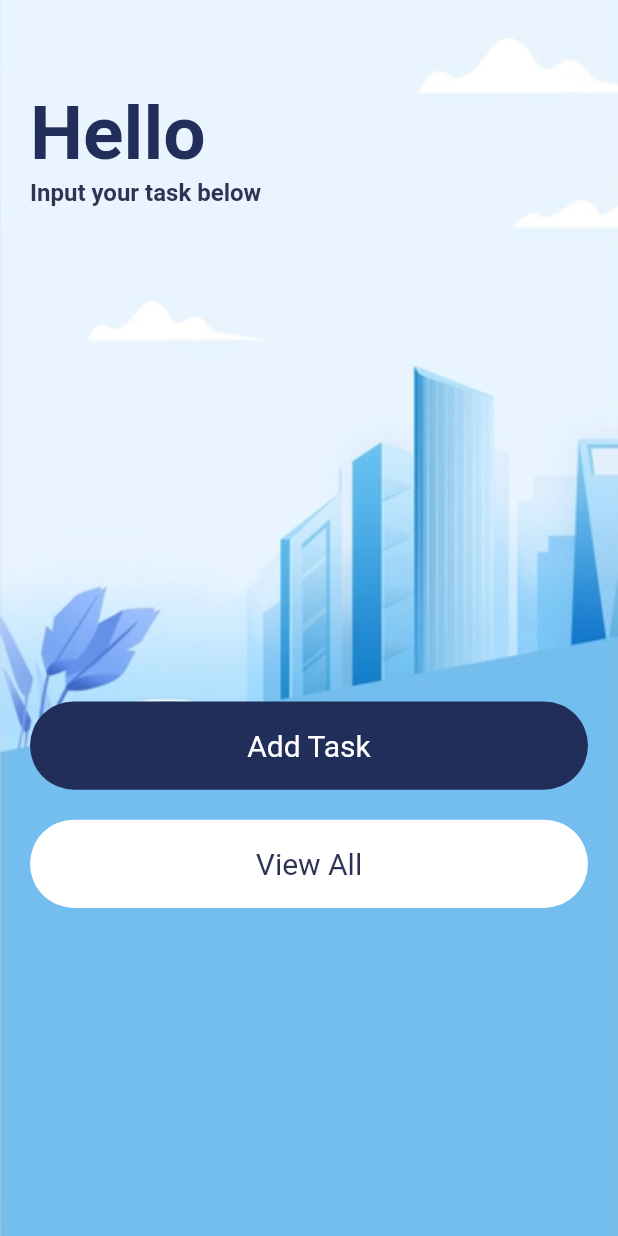
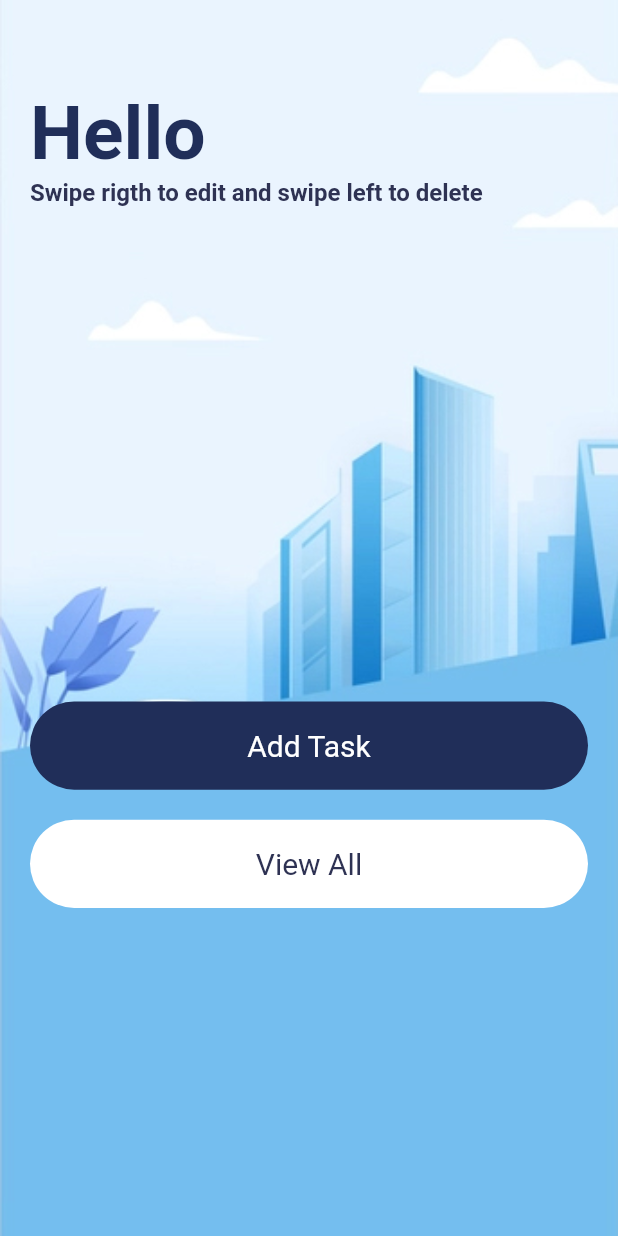
Before and after one commit to Aveolart/new_task_app, a Flutter app: the screen it shows after launch, on a phone screen of 412 x 824 dp. Run offline on Flutter 3.47's test engine with Material 2 defaults, Android fonts, the phone set to English and light mode, and no system bars; our stand-ins replace get, sqflite; accounts and stored records are empty.

Commit message:
almost there

```diff
--- a/lib/screens/homepage.dart
+++ b/lib/screens/homepage.dart
@@ -62,7 +62,7 @@ class _HomepageState extends State<Homepage> {
                         fontWeight: FontWeight.bold),
                     children: const [
                       TextSpan(
-                        text: "\nInput your task below",
+                        text: "\nSwipe rigth to edit and swipe left to delete",
                         style: TextStyle(
                           color: AppColors.smallTextColor,
                           fontSize: 16,
```
Also changed, not shown: pubspec.lock, 1 other file.
